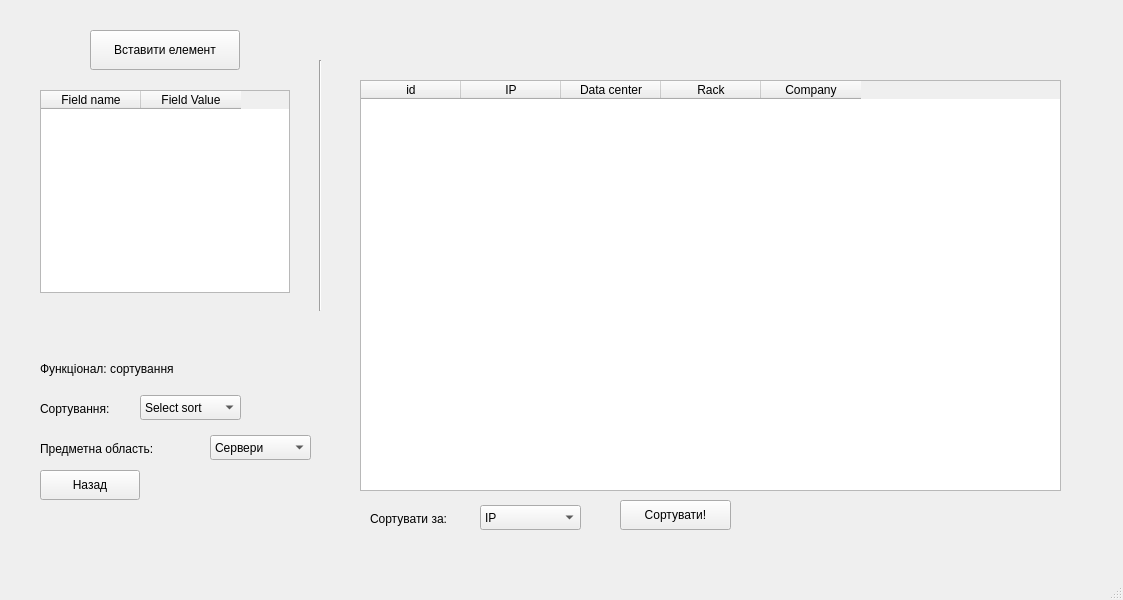
First picture: the form in gui/Exam/sortwindow.ui, repository IvanRamyk/oop_exam, before the edit.
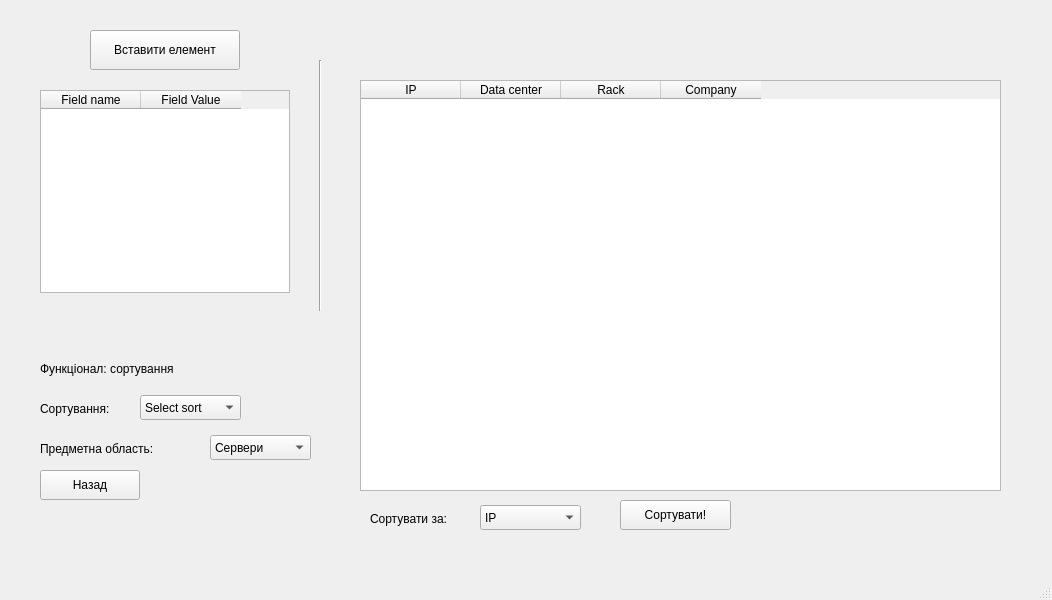
Second picture: the form after the edit.

The edit to the form file:
```diff
--- a/gui/Exam/sortwindow.ui
+++ b/gui/Exam/sortwindow.ui
@@ -6,7 +6,7 @@
    <rect>
     <x>0</x>
     <y>0</y>
-    <width>1123</width>
+    <width>1052</width>
     <height>600</height>
    </rect>
   </property>
@@ -182,15 +182,10 @@
      <rect>
       <x>360</x>
       <y>80</y>
-      <width>701</width>
+      <width>641</width>
       <height>411</height>
      </rect>
     </property>
-    <column>
-     <property name="text">
-      <string>id</string>
-     </property>
-    </column>
     <column>
      <property name="text">
       <string>IP</string>
```
Left out of the diff: 2 changed lines with no effect on the pictures.
